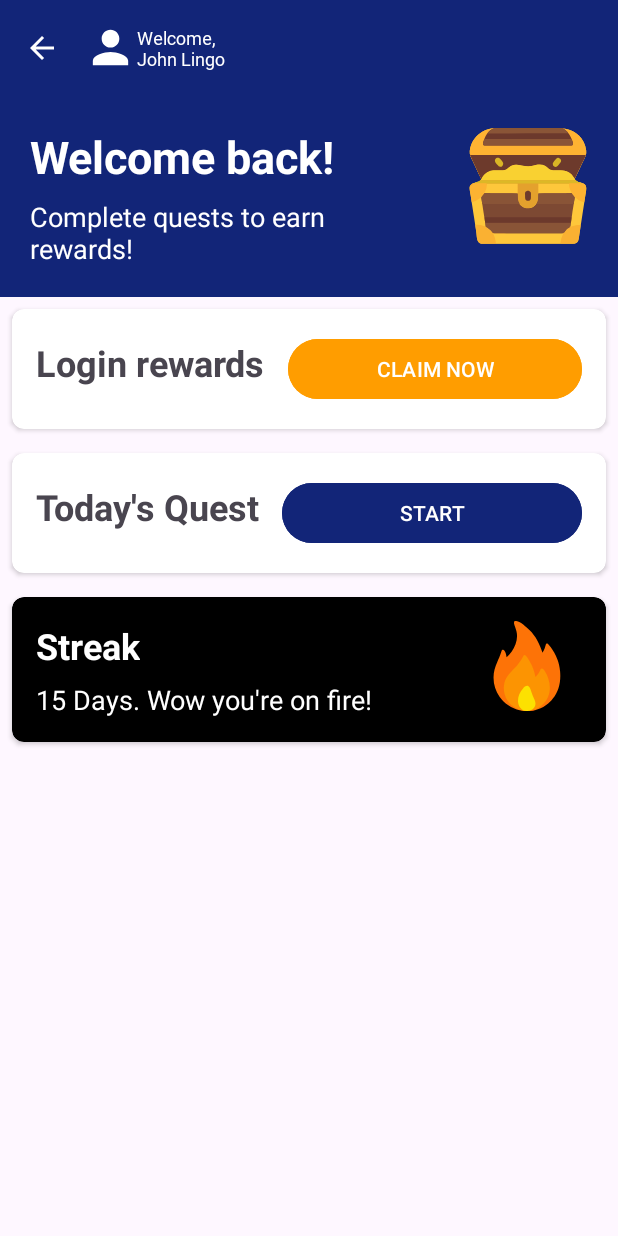
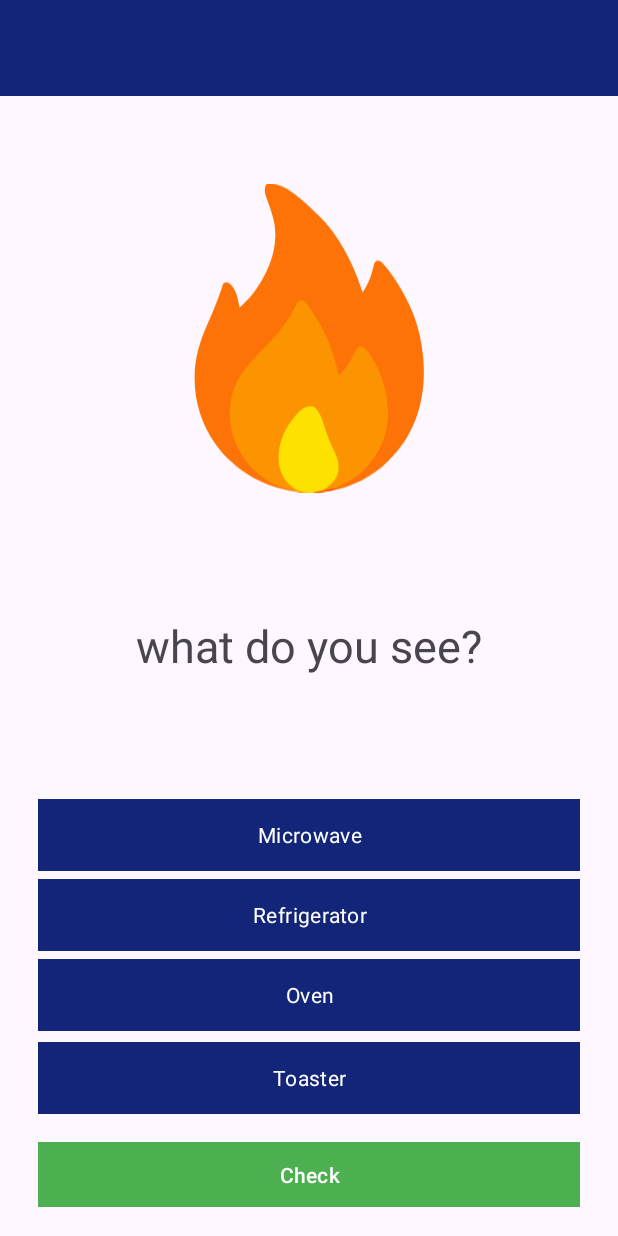
Before and after one commit to Minime998/CP470-Project, an Android app: the DailyQuestActivity screen opened directly, with no data from a screen before it, after a tap on "START", on a phone screen of 412 x 824 dp. Run offline under Robolectric (Android 15) with nearby library versions, the phone set to English and light mode, and no system bars.

Commit message:
added sample daily quest problem

```diff
--- /dev/null
+++ b/app/src/main/java/com/example/camlingo/AudioQuestionFragment.java
@@ -0,0 +1,23 @@
+package com.example.camlingo;
+
+import android.os.Bundle;
+import android.view.LayoutInflater;
+import android.view.View;
+import android.view.ViewGroup;
+
+import androidx.fragment.app.Fragment;
+
+
+public class AudioQuestionFragment extends Fragment {
+
+    public AudioQuestionFragment() {
+        // Required empty public constructor
+    }
+
+    @Override
+    public View onCreateView(LayoutInflater inflater, ViewGroup container,
+                             Bundle savedInstanceState) {
+        // Inflate the layout for this fragment
+        return inflater.inflate(R.layout.fragment_audio_question, container, false);
+    }
+}
--- a/app/src/main/java/com/example/camlingo/DailyQuestActivity.java
+++ b/app/src/main/java/com/example/camlingo/DailyQuestActivity.java
@@ -57,9 +57,8 @@ public class DailyQuestActivity extends AppCompatActivity {
         StarQuestButton.setOnClickListener(new View.OnClickListener() {
             @Override
             public void onClick(View v) {
-                //no activity to open yet, just a placeholder here
-                //Intent intent = new Intent(DailyQuestActivity.this, DailyQuestActivity.class);
-                //startActivity(intent);
+                Intent intent = new Intent(DailyQuestActivity.this, DailyQuestsTasks.class);
+                startActivity(intent);
                 Toast.makeText(DailyQuestActivity.this, "StarQuestButton Clicked", Toast.LENGTH_SHORT).show();
 
             }
--- /dev/null
+++ b/app/src/main/java/com/example/camlingo/DailyQuestsTasks.java
@@ -0,0 +1,42 @@
+package com.example.camlingo;
+
+import android.os.Bundle;
+
+import androidx.activity.EdgeToEdge;
+import androidx.appcompat.app.AppCompatActivity;
+import androidx.core.graphics.Insets;
+import androidx.core.view.ViewCompat;
+import androidx.core.view.WindowInsetsCompat;
+
+import model.MultipleChoiceQuestion;
+import repository.QuestionRepository;
+
+public class DailyQuestsTasks extends AppCompatActivity {
+
+    @Override
+    protected void onCreate(Bundle savedInstanceState) {
+        super.onCreate(savedInstanceState);
+        EdgeToEdge.enable(this);
+        setContentView(R.layout.activity_daily_quests_tasks);
+        ViewCompat.setOnApplyWindowInsetsListener(findViewById(R.id.main), (v, insets) -> {
+            Insets systemBars = insets.getInsets(WindowInsetsCompat.Type.systemBars());
+            v.setPadding(systemBars.left, systemBars.top, systemBars.right, systemBars.bottom);
+            return insets;
+        });
+
+        // get questions from the repository
+        QuestionRepository repository = QuestionRepository.getInstance();
+        MultipleChoiceQuestion question = repository.getQuestion("q1"); // get one question
+
+        // pass question to fragment
+        ImageQuestionFragment fragment = new ImageQuestionFragment();
+        Bundle args = new Bundle();
+        args.putSerializable("question",question);
+        fragment.setArguments(args);
+
+        // display the fragment
+        getSupportFragmentManager().beginTransaction()
+                .replace(R.id.question_fragment,fragment)
+                .commit();
+    }
+}
--- /dev/null
+++ b/app/src/main/java/com/example/camlingo/ImageQuestionFragment.java
@@ -0,0 +1,80 @@
+package com.example.camlingo;
+
+import android.os.Bundle;
+
+import androidx.annotation.NonNull;
+import androidx.annotation.Nullable;
+import androidx.fragment.app.Fragment;
+
+import android.view.LayoutInflater;
+import android.view.View;
+import android.view.ViewGroup;
+import android.widget.Button;
+import android.widget.ImageView;
+import android.widget.RadioButton;
+import android.widget.TextView;
+
+import model.MultipleChoiceQuestion;
+import repository.QuestionRepository;
+
+
+public class ImageQuestionFragment extends Fragment {
+    private Button checkBtn;
+    private Button continueBtn;
+    private RadioButton option1, option2, option3, option4;
+
+
+
+    private MultipleChoiceQuestion question;
+
+    public ImageQuestionFragment() {
+        // Required empty public constructor
+    }
+
+    @Override
+    public View onCreateView(LayoutInflater inflater, ViewGroup container,
+                             Bundle savedInstanceState) {
+        // Inflate the layout for this fragment
+        View view = inflater.inflate(R.layout.fragment_image_question, container, false);
+
+        // get the question from arguments passed to fragment
+        if(getArguments() != null){
+            question = (MultipleChoiceQuestion) getArguments().getSerializable("question");
+        }
+
+        if(question != null) {
+
+            // Initialize Views and Buttons
+            TextView questionText = view.findViewById(R.id.img_question_text);
+            ImageView questionImage = view.findViewById(R.id.question_img);
+            option1 = view.findViewById(R.id.img_option1);
+            option2 = view.findViewById(R.id.img_option2);
+            option3 = view.findViewById(R.id.img_option3);
+            option4 = view.findViewById(R.id.img_option4);
+            checkBtn = view.findViewById(R.id.checkBtn);
+            continueBtn = view.findViewById(R.id.continueBtn);
+
+            // update UI elements with question data
+            questionText.setText(question.getQuestion());
+            option1.setText(question.getOptions()[0]);
+            option2.setText(question.getOptions()[1]);
+            option3.setText(question.getOptions()[2]);
+            option4.setText(question.getOptions()[3]);
+
+            checkBtn.setOnClickListener(new View.OnClickListener() {
+                @Override
+                public void onClick(View v) {
+                    continueBtn.setVisibility(View.VISIBLE);
+                    checkBtn.setVisibility(View.GONE);
+                }
+            });
+        }
+
+        return view;
+    }
+
+    public void changeBackground(View v){
+        v.setBackgroundColor(R.color.gold);
+    }
+
+}
--- a/app/src/main/java/model/MultipleChoiceQuestion.java
+++ b/app/src/main/java/model/MultipleChoiceQuestion.java
@@ -1,9 +1,10 @@
 package model;
 import androidx.annotation.NonNull;
 
+import java.io.Serializable;
 import java.util.Arrays;
 
-public class MultipleChoiceQuestion {
+public class MultipleChoiceQuestion implements Serializable {
 
     // multiple choice questions are either visual or audio type
     public enum QuestionType{
@@ -95,21 +96,4 @@ public class MultipleChoiceQuestion {
     public String toString() {
         return "Question{question = " + question + ", answer=" + answer + ", options= " + Arrays.toString(options) + ", type=" + type + "}";
     }
-
-    public static void main(String [] args){
-
-        String[] options2 = {"TV", "Laptop", "Tablespoon", "Mug"};
-        String quest = "What do you see";
-        QuestionType type = QuestionType.AUDIO;
-
-        MultipleChoiceQuestion q2 = new MultipleChoiceQuestion(type, quest, "TV", options2, "firegaurd");
-        System.out.println("question: " + q2.getQuestion());
-        System.out.println("answer: " + q2.getAnswer());
-        System.out.println("type: " + q2.getType());
-        System.out.println("media: " + q2.getMedia());
-        q2.setType(QuestionType.VISUAL);
-        System.out.println("type: " + q2.getType());
-        System.out.println(Arrays.toString(q2.getOptions()));
-
-    }
 }
--- a/app/src/main/java/repository/QuestionRepository.java
+++ b/app/src/main/java/repository/QuestionRepository.java
@@ -7,6 +7,7 @@ import java.util.NoSuchElementException;
 import model.MultipleChoiceQuestion;
 
 public class QuestionRepository {
+    private static QuestionRepository instance;
     private Map<String, MultipleChoiceQuestion> questionMap = new HashMap<>();
 
     public QuestionRepository(){
@@ -42,6 +43,14 @@ public class QuestionRepository {
                 "Pillow", new String[]{"Blanket", "Pillow", "Sheet", "Mattress"},"q14_audio"));
     }
 
+    public static synchronized QuestionRepository getInstance(){
+        if (instance == null){
+            instance = new QuestionRepository();
+        }
+
+        return instance;
+    }
+
     public MultipleChoiceQuestion getQuestion(String questionId){
         if (questionId == null){
             throw new IllegalArgumentException("question ID can't be null");
--- /dev/null
+++ b/app/src/main/res/drawable/radio_button_selector.xml
@@ -0,0 +1,5 @@
+<?xml version="1.0" encoding="utf-8"?>
+<selector xmlns:android="http://schemas.android.com/apk/res/android">
+    <item android:state_checked="true" android:drawable="@color/gold" /> <!-- Selected state -->
+    <item android:drawable="@color/blue_dark" /> <!-- Default state -->
+</selector>
--- a/app/src/main/res/layout/activity_daily_quest.xml
+++ b/app/src/main/res/layout/activity_daily_quest.xml
@@ -113,7 +113,7 @@
                         android:layout_width="0dp"
                         android:layout_height="wrap_content"
                         android:layout_weight="1"
-                        android:backgroundTint="#FF9D00"
+                        android:backgroundTint="@color/gold"
                         android:textAllCaps="true"
                         android:text="@string/claim_now" />
                 </LinearLayout>
@@ -147,6 +147,7 @@
                         android:layout_weight="1"
                         android:backgroundTint="@color/blue_dark"
                         android:textAllCaps="true"
+                        android:onClick="startQuest"
                         android:text="@string/start_quest" />
                 </LinearLayout>
             </androidx.cardview.widget.CardView>
--- /dev/null
+++ b/app/src/main/res/layout/activity_daily_quests_tasks.xml
@@ -0,0 +1,38 @@
+<?xml version="1.0" encoding="utf-8"?>
+<androidx.constraintlayout.widget.ConstraintLayout xmlns:android="http://schemas.android.com/apk/res/android"
+    xmlns:app="http://schemas.android.com/apk/res-auto"
+    xmlns:tools="http://schemas.android.com/tools"
+    android:id="@+id/main"
+    android:layout_width="match_parent"
+    android:layout_height="match_parent"
+    android:orientation="vertical"
+    tools:context=".DailyQuestsTasks">
+
+    <!-- Toolbar -->
+    <androidx.appcompat.widget.Toolbar
+        android:id="@+id/dailyQuest_toolbar"
+        android:layout_width="match_parent"
+        android:layout_height="wrap_content"
+        android:background="@color/blue_dark"
+        android:theme="@style/ThemeOverlay.AppCompat.Dark.ActionBar"
+        app:contentInsetStart="10dp"
+        app:layout_constraintEnd_toEndOf="parent"
+        app:layout_constraintStart_toStartOf="parent"
+        app:layout_constraintTop_toTopOf="parent"
+        app:layout_constraintBottom_toTopOf="@+id/question_fragment"
+        app:popupTheme="@style/ThemeOverlay.AppCompat.Light"/>
+
+    <FrameLayout
+        android:id="@+id/question_fragment"
+        android:layout_width="match_parent"
+        android:layout_height="0dp"
+        app:layout_constraintBottom_toBottomOf="parent"
+        app:layout_constraintTop_toBottomOf="@+id/dailyQuest_toolbar"
+        app:layout_constraintEnd_toEndOf="parent"
+        app:layout_constraintHorizontal_bias="0.5"
+        app:layout_constraintStart_toStartOf="parent" />
+
+
+
+
+</androidx.constraintlayout.widget.ConstraintLayout>
--- /dev/null
+++ b/app/src/main/res/layout/fragment_audio_question.xml
@@ -0,0 +1,22 @@
+<?xml version="1.0" encoding="utf-8"?>
+<androidx.constraintlayout.widget.ConstraintLayout xmlns:android="http://schemas.android.com/apk/res/android"
+    xmlns:app="http://schemas.android.com/apk/res-auto"
+    xmlns:tools="http://schemas.android.com/tools"
+    android:layout_width="match_parent"
+    android:layout_height="match_parent"
+    tools:context=".AudioQuestionFragment">
+
+    <!-- TODO: Update blank fragment layout -->
+    <TextView
+        android:id="@+id/audio_question_fragment"
+        android:layout_width="wrap_content"
+        android:layout_height="wrap_content"
+        android:text="@string/hello_blank_fragment2"
+        android:textSize="30sp"
+        app:layout_constraintBottom_toBottomOf="parent"
+        app:layout_constraintEnd_toEndOf="parent"
+        app:layout_constraintHorizontal_bias="0.5"
+        app:layout_constraintStart_toStartOf="parent"
+        app:layout_constraintTop_toTopOf="parent" />
+
+</androidx.constraintlayout.widget.ConstraintLayout>
--- /dev/null
+++ b/app/src/main/res/layout/fragment_image_question.xml
@@ -0,0 +1,127 @@
+<?xml version="1.0" encoding="utf-8"?>
+<androidx.constraintlayout.widget.ConstraintLayout xmlns:android="http://schemas.android.com/apk/res/android"
+    xmlns:app="http://schemas.android.com/apk/res-auto"
+    xmlns:tools="http://schemas.android.com/tools"
+    android:layout_width="match_parent"
+    android:layout_height="wrap_content"
+    tools:context=".ImageQuestionFragment">
+
+    <ImageView
+        android:id="@+id/question_img"
+        android:layout_width="206dp"
+        android:layout_height="209dp"
+        android:contentDescription="@string/images_questions"
+        android:src="@drawable/streak_icon"
+        app:layout_constraintBottom_toTopOf="@+id/img_question_text"
+        app:layout_constraintEnd_toEndOf="parent"
+        app:layout_constraintStart_toStartOf="parent"
+        app:layout_constraintTop_toTopOf="parent" />
+
+
+    <TextView
+        android:id="@+id/img_question_text"
+        android:layout_width="wrap_content"
+        android:layout_height="wrap_content"
+        android:layout_marginTop="24dp"
+
+        android:textSize="30sp"
+        app:layout_constraintBottom_toTopOf="@+id/optionsGroupImg"
+        app:layout_constraintEnd_toEndOf="parent"
+        app:layout_constraintStart_toStartOf="parent"
+        app:layout_constraintTop_toBottomOf="@+id/question_img" />
+
+    <RadioGroup
+        android:id="@+id/optionsGroupImg"
+        android:layout_width="match_parent"
+        android:layout_height="wrap_content"
+        android:layout_marginHorizontal="25dp"
+        android:layout_marginVertical="25dp"
+        android:orientation="vertical"
+        app:layout_constraintBottom_toBottomOf="parent"
+        app:layout_constraintEnd_toEndOf="parent"
+        app:layout_constraintStart_toStartOf="parent"
+        app:layout_constraintTop_toBottomOf="@+id/img_question_text"
+        app:layout_constraintVertical_bias="1.0">
+
+        <RadioButton
+            android:id="@+id/img_option1"
+            android:layout_width="match_parent"
+            android:layout_height="wrap_content"
+            android:layout_gravity="fill"
+            android:background="@drawable/radio_button_selector"
+            android:gravity="center"
+            android:button="@null"
+            android:textColor="@color/white" />
+
+        <RadioButton
+            android:id="@+id/img_option2"
+            android:layout_width="match_parent"
+            android:layout_height="wrap_content"
+            android:layout_weight="1"
+            android:background="@drawable/radio_button_selector"
+            android:gravity="center"
+            android:button="@null"
+            android:layout_marginVertical="5dp"
+            android:textColor="@color/white" />
+
+        <RadioButton
+            android:id="@+id/img_option3"
+            android:layout_width="match_parent"
+            android:layout_height="wrap_content"
+            android:layout_weight="1"
+            android:background="@drawable/radio_button_selector"
+            android:gravity="center"
+            android:button="@null"
+            android:layout_marginBottom="7dp"
+            android:textColor="@color/white" />
+
+        <RadioButton
+            android:id="@+id/img_option4"
+            android:layout_width="match_parent"
+            android:layout_height="wrap_content"
+            android:layout_weight="1"
+            android:background="@drawable/radio_button_selector"
+            android:gravity="center"
+            android:button="@null"
+            android:textColor="@color/white" />
+
+    </RadioGroup>
+
+    <LinearLayout
+        android:layout_width="match_parent"
+        android:layout_height="wrap_content"
+        android:layout_marginHorizontal="25dp"
+        android:layout_marginVertical="25dp"
+        android:gravity="center_horizontal"
+        android:orientation="horizontal"
+        app:layout_constraintBottom_toBottomOf="parent"
+        app:layout_constraintEnd_toEndOf="parent"
+        app:layout_constraintStart_toStartOf="parent"
+        app:layout_constraintTop_toBottomOf="@+id/optionsGroupImg">
+
+        <Button
+            android:id="@+id/checkBtn"
+            android:layout_width="wrap_content"
+            android:layout_height="wrap_content"
+            android:layout_weight="1"
+            android:backgroundTint="@color/green"
+            android:onClick="showContinueBtn"
+            android:paddingVertical="12dp"
+            android:text="@string/check_answer"
+            app:cornerRadius="0dp" />
+
+        <Button
+            android:id="@+id/continueBtn"
+            android:layout_width="wrap_content"
+            android:layout_height="wrap_content"
+            android:layout_weight="1"
+            android:backgroundTint="@color/black"
+            android:paddingVertical="10dp"
+            android:text="@string/continue_btn_text"
+            android:textAllCaps="true"
+            android:visibility="gone"
+            app:cornerRadius="0dp" />
+    </LinearLayout>
+
+
+</androidx.constraintlayout.widget.ConstraintLayout>
--- a/app/src/main/res/values/colors.xml
+++ b/app/src/main/res/values/colors.xml
@@ -10,4 +10,5 @@
     <color name="blue_light">#6d9ac7</color>
     <color name="blue">#1269cc</color>
     <color name="blue_dark">#122578</color>
+    <color name="gold">#FF9D00</color>
 </resources>
--- a/app/src/main/res/values/strings.xml
+++ b/app/src/main/res/values/strings.xml
@@ -11,7 +11,7 @@
     <string name="invalid_password">Password must be >5 characters</string>
     <string name="login_failed">"Login failed"</string>
 
-    <!--  Daily Quests Main Page  -->
+    <!--  Daily Quests Main Activity  -->
     <string name="daily_quest_guide">Complete quests to earn rewards!</string>
     <string name="login_rewards">Login rewards</string>
     <string name="todays_quest">Today\'s Quest</string>
@@ -28,4 +28,11 @@
     <string name="audio_button_desc">Press button to play sound</string>
     <string name="image_desc">Identify the object shown in the image</string>
     <string name="camera_btn_desc">Open camera</string>
+
+    <!--  Daily Quest Task Activity  -->
+    <string name="continue_btn_text">Continue</string>
+
+<!-- TODO: Remove or change this placeholder text -->
+    <string name="hello_blank_fragment1">Hello blank fragment 1</string>
+    <string name="hello_blank_fragment2">Hello blank fragment 2</string>
 </resources>
```
Also changed, not shown: app/src/main/AndroidManifest.xml (+8 -8 lines).
